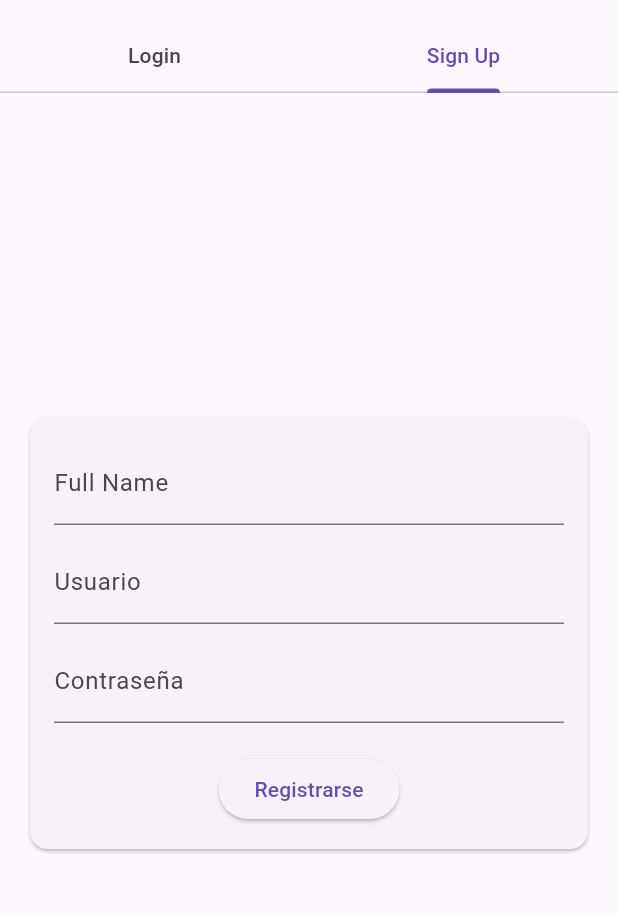
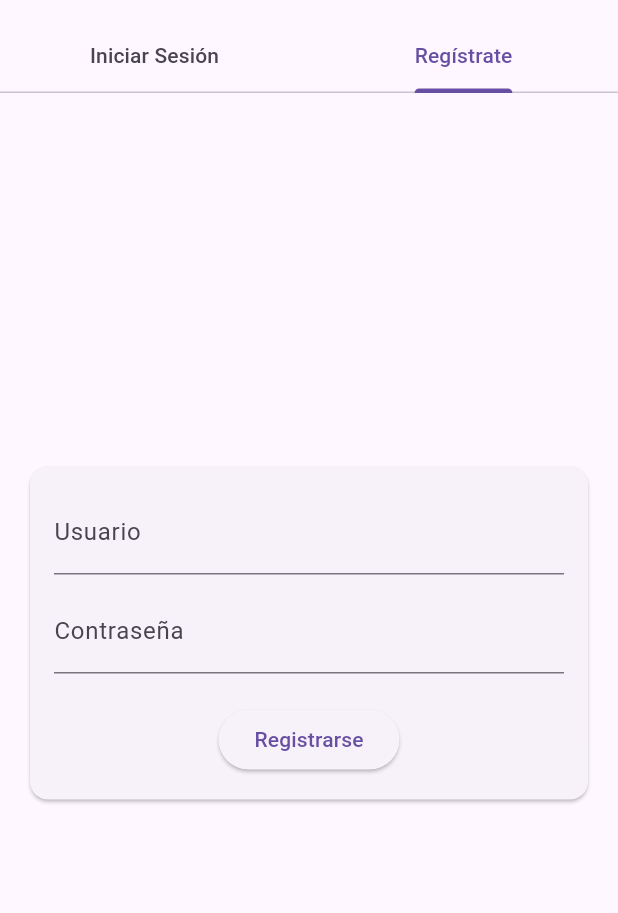
Before and after one commit to upc-pre-2402-cc238-sw61-G2/TrackMyRoute-MobileApp-Flutter, a Flutter app: the screen it shows after launch, tab 2 chosen, on a phone screen of 412 x 824 dp, the part 63-976 px from its top. Run offline on Flutter 3.47's test engine with Material 3 defaults, Android fonts, the phone set to English and light mode, and no system bars.

Commit message:
chore: changed project file organization

```diff
--- a/lib/data/auth_service.dart
+++ b/lib/authentication/data/auth_service.dart
@@ -2,7 +2,7 @@ import 'dart:convert';
 import 'dart:io';
 
 import 'package:http/http.dart' as http;
-import 'package:trackmyroute_flutter/domain/user.dart';
+import 'package:trackmyroute_flutter/authentication/domain/user.dart';
 
 class AuthService {
   final String _baseUrl = "https://track-my-route-web-services-cjf2ametdehhdshp.eastus-01.azurewebsites.net/";
--- a/lib/presentation/auth_screen.dart
+++ b/lib/authentication/presentation/auth_screen.dart
@@ -1,6 +1,6 @@
 import 'package:flutter/material.dart';
-import 'package:trackmyroute_flutter/presentation/login_screen.dart';
-import 'package:trackmyroute_flutter/presentation/signup_screen.dart';
+import 'package:trackmyroute_flutter/authentication/presentation/login_screen.dart';
+import 'package:trackmyroute_flutter/authentication/presentation/signup_screen.dart';
 
 class AuthScreen extends StatelessWidget{
   const AuthScreen({super.key});
@@ -16,8 +16,8 @@ class AuthScreen extends StatelessWidget{
             title: const Text('TrackMyRoute'),
             bottom: const TabBar(
               tabs: [
-                Tab(text: 'Login'),
-                Tab(text: 'Sign Up'),
+                Tab(text: 'Iniciar Sesión'),
+                Tab(text: 'Regístrate'),
               ],
             ),
           ),
--- a/lib/presentation/signup_screen.dart
+++ b/lib/authentication/presentation/signup_screen.dart
@@ -14,10 +14,6 @@ class SignupScreen extends StatelessWidget {
           child: Column(
             mainAxisSize: MainAxisSize.min,
             children: <Widget>[
-              const TextField(
-                decoration: InputDecoration(labelText: 'Full Name'),
-              ),
-              const SizedBox(height: 10),
               const TextField(
                 decoration: InputDecoration(labelText: 'Usuario'),
               ),
--- a/lib/main.dart
+++ b/lib/main.dart
@@ -1,5 +1,5 @@
 import 'package:flutter/material.dart';
-import 'package:trackmyroute_flutter/presentation/auth_screen.dart';
+import 'package:trackmyroute_flutter/authentication/presentation/auth_screen.dart';
 
 void main() {
   runApp(const AuthScreen());
```
Also changed, not shown: lib/authentication/domain/user.dart (renamed from lib/domain/user.dart), lib/authentication/presentation/login_screen.dart (renamed from lib/presentation/login_screen.dart), lib/authentication/utils/utils.dart (added).
